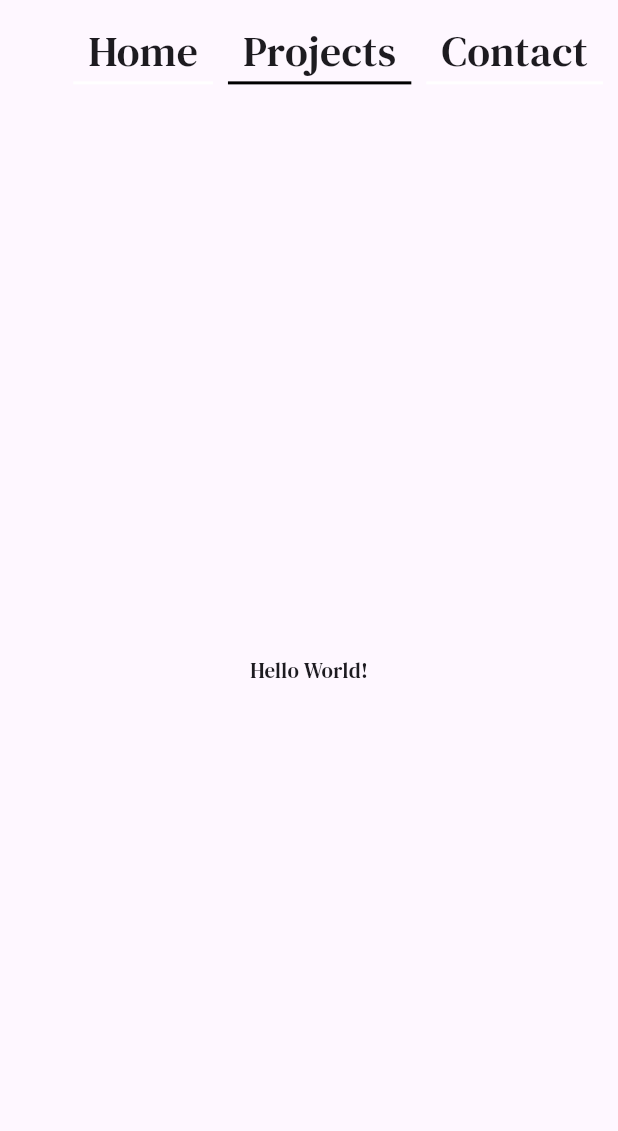
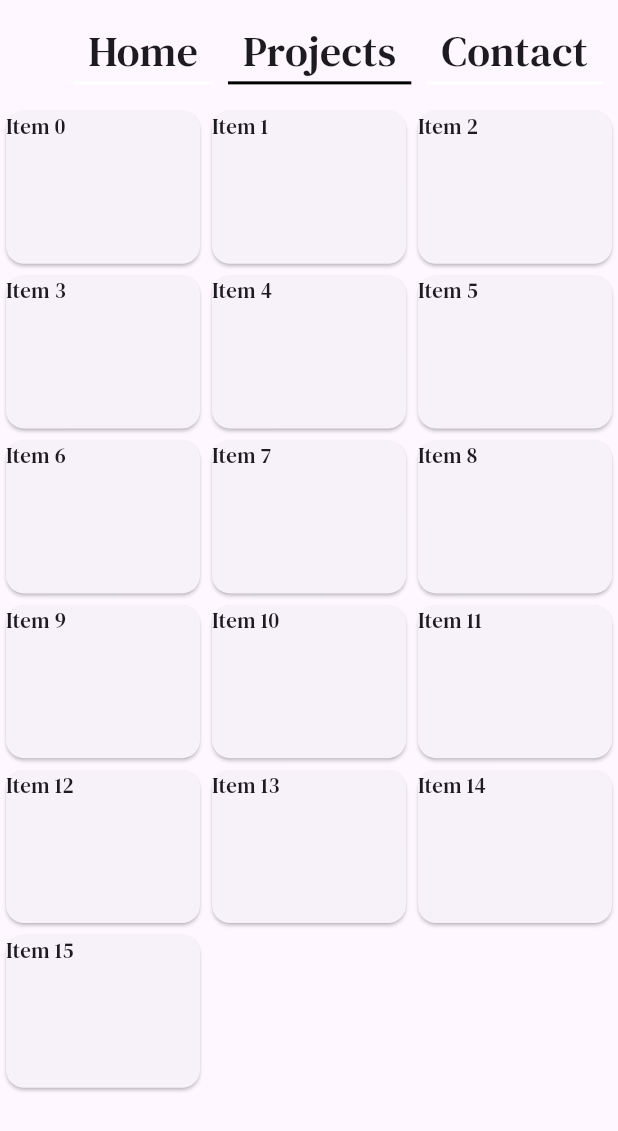
Before and after one commit to angost/Portfolio-Website, a Flutter app: the ProjectsPage screen opened directly, on a phone screen of 412 x 824 dp. Shown: the top 1131 px of the screen. Run offline on Flutter 3.47's test engine with Material 3 defaults, Android fonts, the phone set to English and light mode, and no system bars; our stand-ins replace flip_card; project files that could hold a hidden picture were left out.

Commit message:
Created GridView of cards

```diff
--- a/lib/projectsPage.dart
+++ b/lib/projectsPage.dart
@@ -1,6 +1,7 @@
 // ignore_for_file: unnecessary_this, prefer_const_constructors
 
 import 'package:flutter/material.dart';
+import 'package:flip_card/flip_card.dart';
 import 'package:portfolio_app/theme/theme_constants.dart';
 import 'package:portfolio_app/myAppBar.dart';
 
@@ -16,7 +17,28 @@ class _ProjectsPageState extends State<ProjectsPage> {
   Widget build(BuildContext context) {
     return Scaffold(
       appBar: MyAppBar(context, "Projects"),
-      body: Center(child: Text("Hello World!")),
+      body:
+          // Center(
+          //     child: Column(
+          //   children: <Widget>[
+          //     Spacer(),
+          GridView.extent(
+        maxCrossAxisExtent: 150,
+        childAspectRatio: (150 / 120),
+        children: List.generate(16, (index) {
+          return Card(
+            child: Text('Item $index'),
+          );
+        }),
+      ),
+      //   Spacer(),
+      //   Container(
+      //     color: Color.fromRGBO(217, 217, 217, 1),
+      //     height: 50,
+      //   )
+      // ],
+      // )
+      // ),
     );
   }
 }
--- a/pubspec.yaml
+++ b/pubspec.yaml
@@ -14,6 +14,7 @@ dev_dependencies:
   flutter_test:
     sdk: flutter
   flutter_lints: ^2.0.0
+  flip_card: ^0.7.0
 
 flutter:
   uses-material-design: true
```
Also changed, not shown: pubspec.lock.
